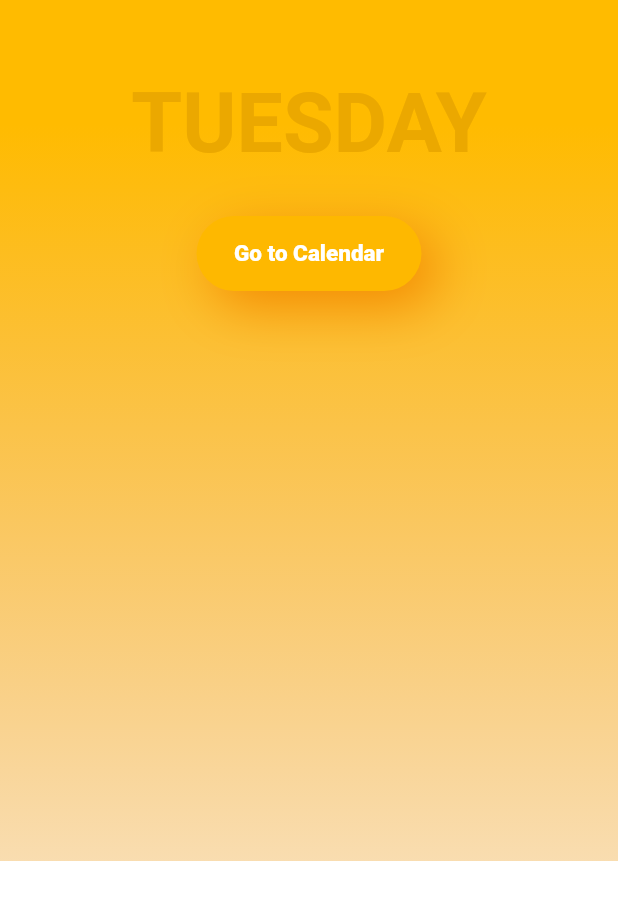
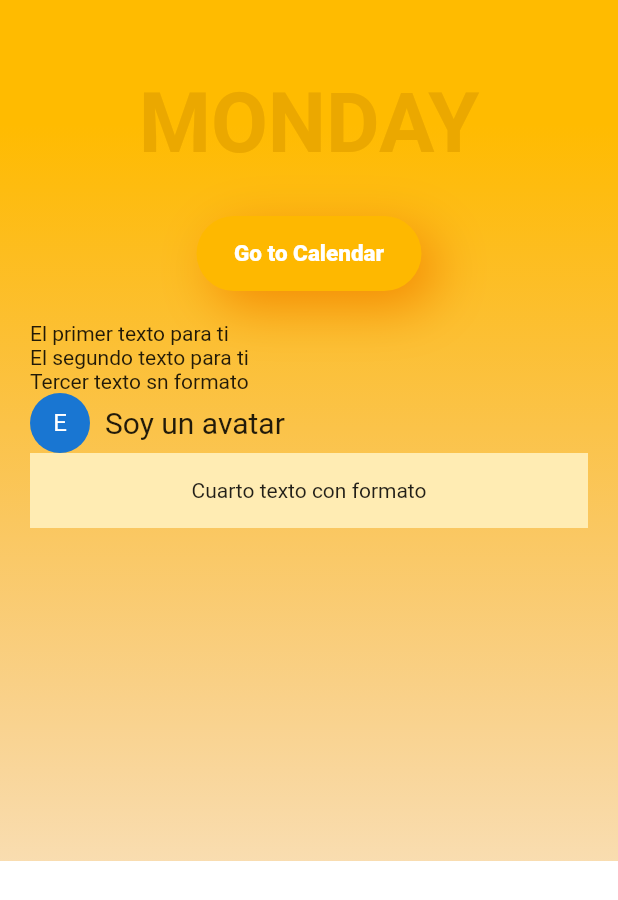
Before and after one commit to rudyard2021/flutterexample, a Flutter app: the screen it shows after launch, on a phone screen of 412 x 824 dp. Shown: the top 900 px of the screen. Run offline on Flutter 3.47's test engine with Material 2 defaults, Android fonts, the phone set to English and light mode, and no system bars.

```diff
--- a/lib/header.dart
+++ b/lib/header.dart
@@ -1,5 +1,6 @@
 import 'package:flutter/material.dart';
 import 'package:flutterexample/back_wheater.dart';
+import 'package:flutterexample/list.dart';
 
 class Header extends StatelessWidget{
     @override
@@ -52,14 +53,15 @@ class Header extends StatelessWidget{
                     child: new Column(
                         children: <Widget>[
                             new Text(
-                                "TUESDAY",
+                                "MONDAY",
                                 style: const TextStyle(
                                     fontSize: 55.0,
                                     color: Color(0xFFeba800),
                                     fontWeight: FontWeight.w600,
                                 )
                             ),
-                            button
+                            button,
+                            new Lista(),
                         ],
                     )
                 ),
--- /dev/null
+++ b/lib/list.dart
@@ -0,0 +1,35 @@
+import 'package:flutter/material.dart';
+
+class Lista extends StatelessWidget {
+    @override
+    Widget build(BuildContext context) {
+        // TODO: implement build
+        return new ListView(
+            shrinkWrap: true,
+            padding: const EdgeInsets.all(20.0),
+            children: <Widget>[
+                const Text('El primer texto para ti'),
+                const Text('El segundo texto para ti'),
+                const Text('Tercer texto sn formato'),
+                new Row(
+                    children: <Widget>[
+                        new CircleAvatar(
+                            child: new Text('E'),
+                        ),
+                        new Padding(padding: EdgeInsets.only(right: 10.0,),),
+                        new Text('Soy un avatar', style: TextStyle(fontSize: 20.0),),
+                    ],
+                ),
+
+                Container(
+                    height: 50,
+                    color: Colors.amber[100],
+                    child: const Center(
+                        child:  Text('Cuarto texto con formato'),
+                    ),
+                ),
+            ],
+        );
+
+    }
+}
```
